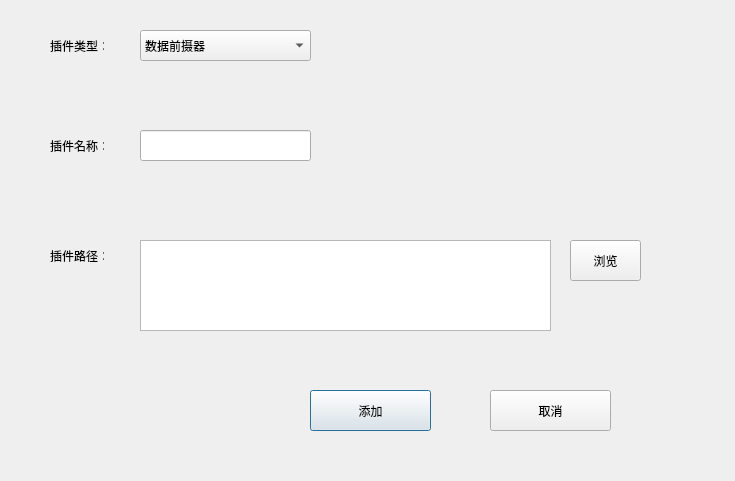
Qt form dialognewplugin.ui (Yao-Long/ingestor) before a commit.
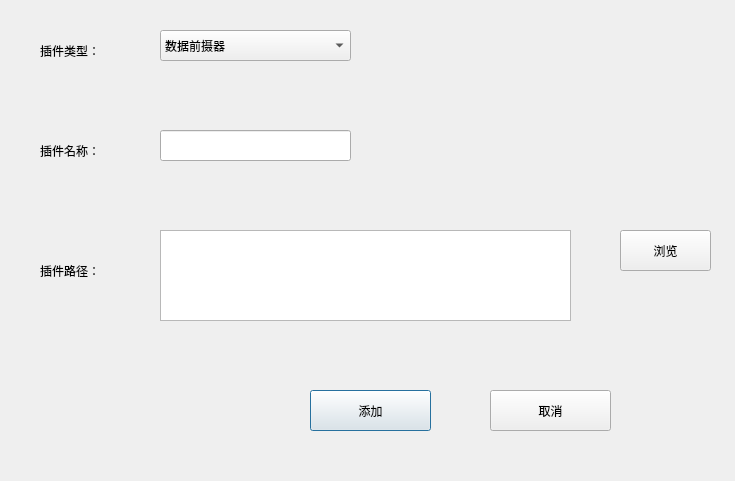
The same form after that commit.

Diff of the .ui file:
```diff
--- a/dialognewplugin.ui
+++ b/dialognewplugin.ui
@@ -16,10 +16,10 @@
   <widget class="QLabel" name="label">
    <property name="geometry">
     <rect>
-     <x>50</x>
-     <y>40</y>
-     <width>54</width>
-     <height>12</height>
+     <x>40</x>
+     <y>30</y>
+     <width>101</width>
+     <height>41</height>
     </rect>
    </property>
    <property name="text">
@@ -29,9 +29,9 @@
   <widget class="QComboBox" name="comboBoxPluginType">
    <property name="geometry">
     <rect>
-     <x>140</x>
+     <x>160</x>
      <y>30</y>
-     <width>171</width>
+     <width>191</width>
      <height>31</height>
     </rect>
    </property>
@@ -64,10 +64,10 @@
   <widget class="QLabel" name="label_2">
    <property name="geometry">
     <rect>
-     <x>50</x>
-     <y>140</y>
-     <width>54</width>
-     <height>12</height>
+     <x>40</x>
+     <y>130</y>
+     <width>101</width>
+     <height>41</height>
     </rect>
    </property>
    <property name="text">
@@ -77,9 +77,9 @@
   <widget class="QLineEdit" name="lineEditPluginName">
    <property name="geometry">
     <rect>
-     <x>140</x>
+     <x>160</x>
      <y>130</y>
-     <width>171</width>
+     <width>191</width>
      <height>31</height>
     </rect>
    </property>
@@ -87,10 +87,10 @@
   <widget class="QLabel" name="label_3">
    <property name="geometry">
     <rect>
-     <x>50</x>
-     <y>250</y>
-     <width>54</width>
-     <height>12</height>
+     <x>40</x>
+     <y>240</y>
+     <width>111</width>
+     <height>61</height>
     </rect>
    </property>
    <property name="text">
@@ -100,8 +100,8 @@
   <widget class="QTextEdit" name="textEditPluginFileName">
    <property name="geometry">
     <rect>
-     <x>140</x>
-     <y>240</y>
+     <x>160</x>
+     <y>230</y>
      <width>411</width>
      <height>91</height>
     </rect>
@@ -142,9 +142,9 @@
   <widget class="QPushButton" name="pushButtonBrowse">
    <property name="geometry">
     <rect>
-     <x>570</x>
-     <y>240</y>
-     <width>71</width>
+     <x>620</x>
+     <y>230</y>
+     <width>91</width>
      <height>41</height>
     </rect>
    </property>
```
Left out of the diff: 16 changed lines with no effect on the pictures.
